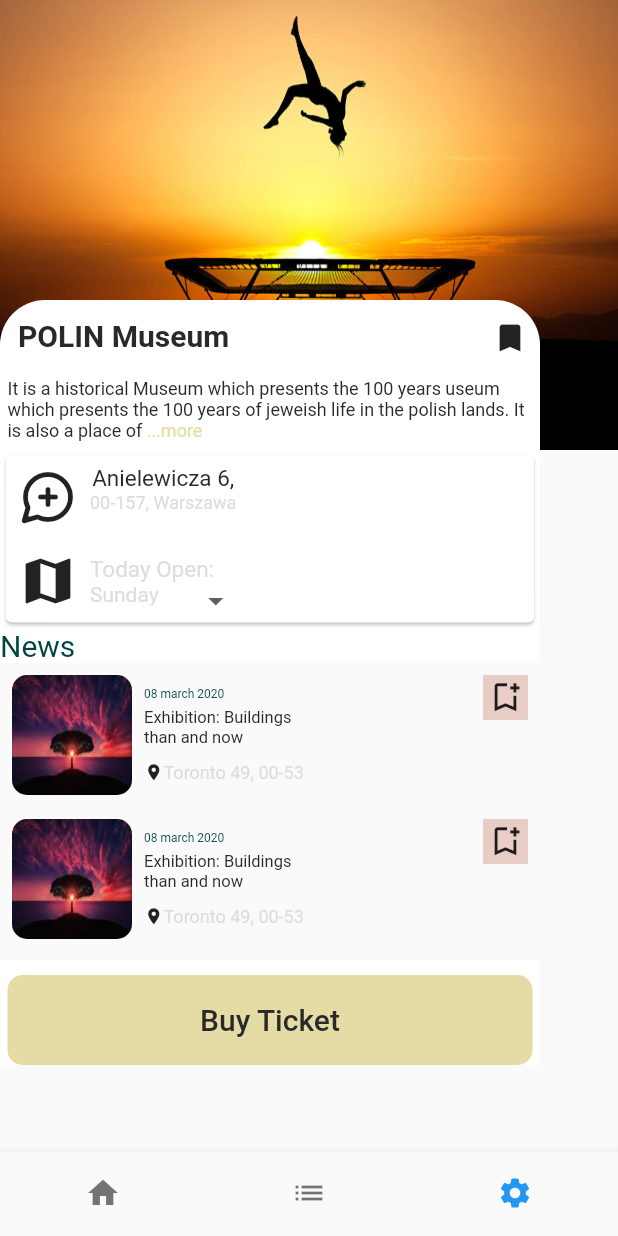
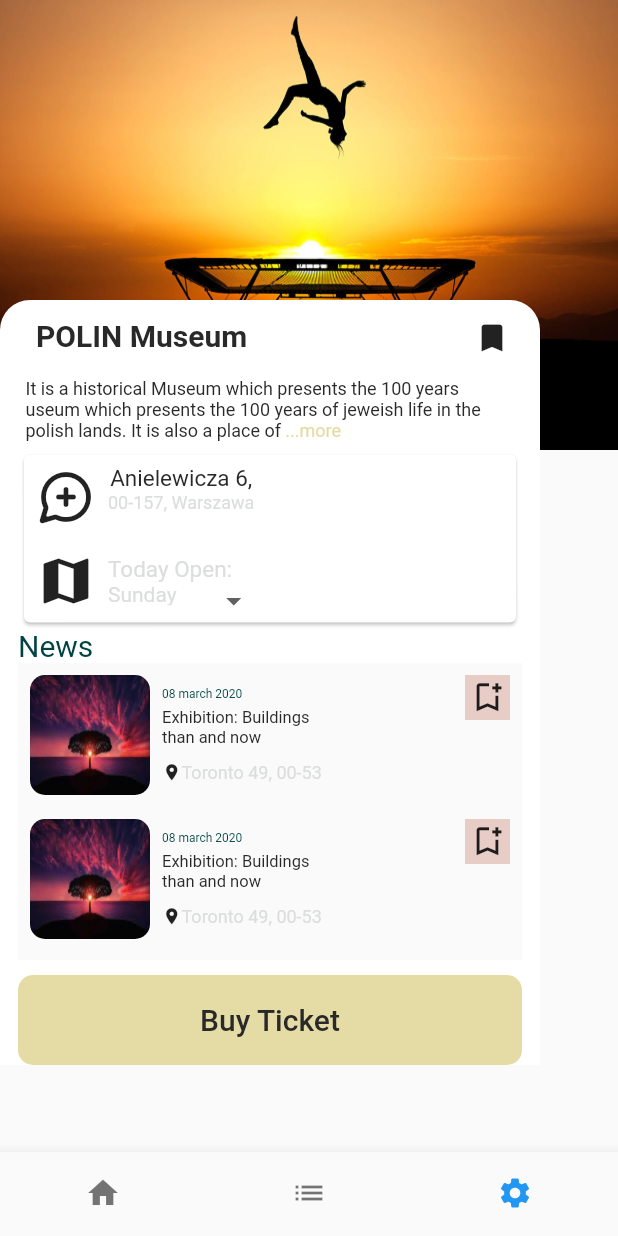
Before and after one commit to Hurair17/Hurair_Week_1_task_1, a Flutter app: the Home screen opened directly, item 3 of the bottom bar chosen, on a phone screen of 412 x 824 dp. Run offline on Flutter 3.47's test engine with Material 2 defaults, Android fonts, the phone set to English and light mode, and no system bars.

Commit message:
Cards Design Adjust

```diff
--- a/lib/screens/buy_ticket.dart
+++ b/lib/screens/buy_ticket.dart
@@ -41,11 +41,12 @@ class _BuyTicketState extends State<BuyTicket> {
             Positioned(
               top: 200,
               child: Container(
+                padding: EdgeInsets.only(left: 12, right: 12),
                 decoration: const BoxDecoration(
                     color: Colors.white,
                     borderRadius: BorderRadius.only(
-                        topLeft: Radius.circular(30),
-                        topRight: Radius.circular(30))),
+                        topLeft: Radius.circular(20),
+                        topRight: Radius.circular(20))),
                 width: 360,
                 child: Column(
                   mainAxisAlignment: MainAxisAlignment.start,
```
